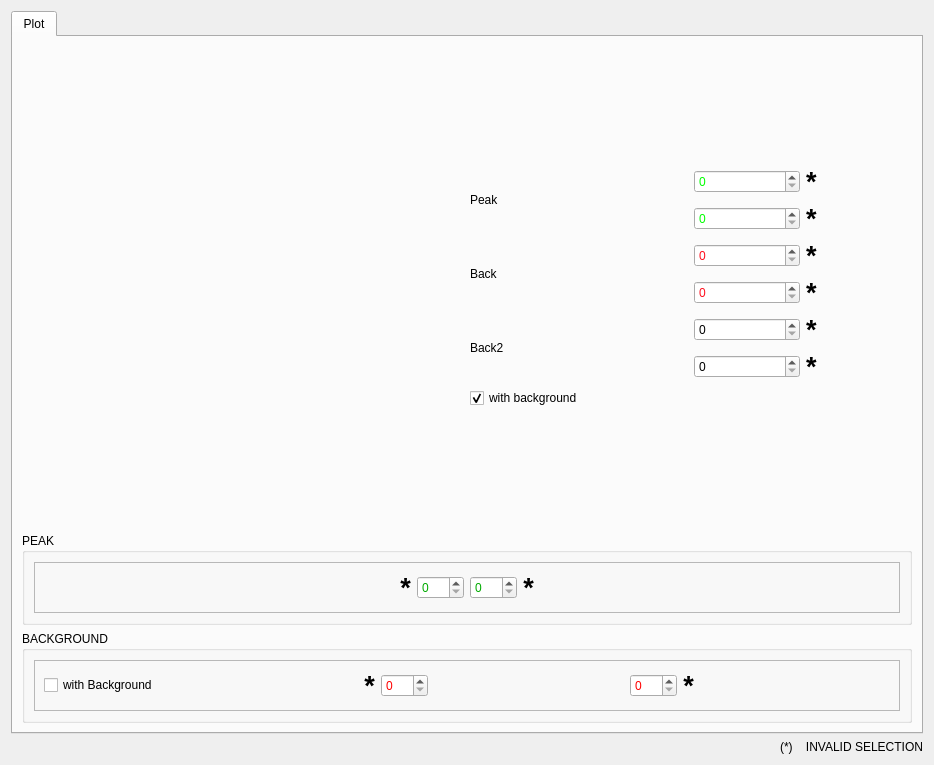
The window that RefRed/interfaces/plot_dialog_refl_interface.ui (neutrons/RefRed) describes before a commit, drawn with Qt 5.
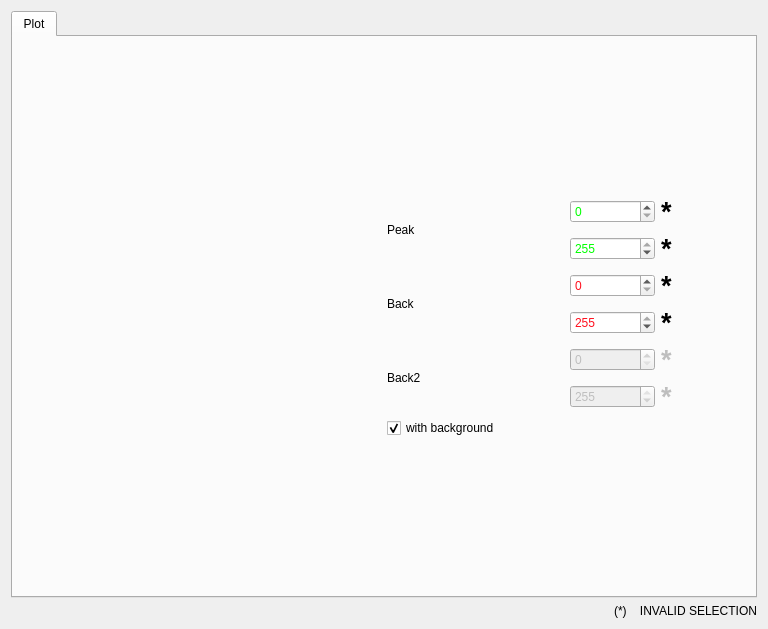
The same window after the commit. Custom widgets are drawn as their Qt base class.

Commit message:
Update variable names for plot boundary handling
This change updates the variable names used for managing plot boundaries, improving overall code readability. The names have been modified in both testing and main codebase for consistency. The revised naming clearly represents the functionality and makes the code easier to understand.

```diff
--- a/RefRed/interfaces/plot_dialog_refl_interface.ui
+++ b/RefRed/interfaces/plot_dialog_refl_interface.ui
@@ -6,8 +6,8 @@
    <rect>
     <x>0</x>
     <y>0</y>
-    <width>934</width>
-    <height>765</height>
+    <width>768</width>
+    <height>629</height>
    </rect>
   </property>
   <property name="windowTitle">
@@ -215,6 +215,9 @@
                    <property name="maximum">
                     <number>255</number>
                    </property>
+                   <property name="value">
+                    <number>255</number>
+                   </property>
                   </widget>
                  </item>
                  <item>
@@ -408,6 +411,9 @@
                    <property name="maximum">
                     <number>255</number>
                    </property>
+                   <property name="value">
+                    <number>255</number>
+                   </property>
                   </widget>
                  </item>
                  <item>
@@ -444,14 +450,20 @@
                <item>
                 <layout class="QHBoxLayout" name="horizontalLayout_14">
                  <item>
-                  <widget class="QSpinBox" name="spinBox_5">
+                  <widget class="QSpinBox" name="plotBack2FromSpinBox">
+                   <property name="enabled">
+                    <bool>false</bool>
+                   </property>
                    <property name="maximum">
                     <number>255</number>
                    </property>
                   </widget>
                  </item>
                  <item>
-                  <widget class="QLabel" name="label_8">
+                  <widget class="QLabel" name="plotBack2FromLabel">
+                   <property name="enabled">
+                    <bool>false</bool>
+                   </property>
                    <property name="font">
                     <font>
                      <pointsize>20</pointsize>
@@ -469,14 +481,23 @@
                <item>
                 <layout class="QHBoxLayout" name="horizontalLayout_15">
                  <item>
-                  <widget class="QSpinBox" name="spinBox_6">
+                  <widget class="QSpinBox" name="plotBack2ToSpinBox">
+                   <property name="enabled">
+                    <bool>false</bool>
+                   </property>
                    <property name="maximum">
                     <number>255</number>
                    </property>
+                   <property name="value">
+                    <number>255</number>
+                   </property>
                   </widget>
                  </item>
                  <item>
-                  <widget class="QLabel" name="label_9">
+                  <widget class="QLabel" name="plotBack2ToLabel">
+                   <property name="enabled">
+                    <bool>false</bool>
+                   </property>
                    <property name="font">
                     <font>
                      <pointsize>20</pointsize>
@@ -496,7 +517,7 @@
             </layout>
            </item>
            <item>
-            <widget class="QCheckBox" name="checkBox">
+            <widget class="QCheckBox" name="plot_back_flag">
              <property name="text">
               <string>with background</string>
              </property>
@@ -522,495 +543,6 @@
          </item>
         </layout>
        </item>
-       <item>
-        <widget class="QGroupBox" name="groupBox">
-         <property name="title">
-          <string>PEAK</string>
-         </property>
-         <layout class="QHBoxLayout" name="horizontalLayout_3">
-          <item>
-           <widget class="QFrame" name="frame_3">
-            <property name="frameShape">
-             <enum>QFrame::StyledPanel</enum>
-            </property>
-            <property name="frameShadow">
-             <enum>QFrame::Raised</enum>
-            </property>
-            <layout class="QHBoxLayout" name="horizontalLayout_9">
-             <item>
-              <layout class="QVBoxLayout" name="verticalLayout_2">
-               <item>
-                <layout class="QHBoxLayout" name="horizontalLayout_4">
-                 <item>
-                  <spacer name="horizontalSpacer_2">
-                   <property name="orientation">
-                    <enum>Qt::Horizontal</enum>
-                   </property>
-                   <property name="sizeHint" stdset="0">
-                    <size>
-                     <width>40</width>
-                     <height>20</height>
-                    </size>
-                   </property>
-                  </spacer>
-                 </item>
-                 <item>
-                  <widget class="QLabel" name="plot_peak1_label">
-                   <property name="font">
-                    <font>
-                     <pointsize>20</pointsize>
-                     <weight>75</weight>
-                     <bold>true</bold>
-                    </font>
-                   </property>
-                   <property name="accessibleDescription">
-                    <string/>
-                   </property>
-                   <property name="inputMethodHints">
-                    <set>Qt::ImhNone</set>
-                   </property>
-                   <property name="text">
-                    <string>*</string>
-                   </property>
-                   <property name="alignment">
-                    <set>Qt::AlignCenter</set>
-                   </property>
-                  </widget>
-                 </item>
-                 <item>
-                  <widget class="QSpinBox" name="plot_peak1">
-                   <property name="palette">
-                    <palette>
-                     <active>
-                      <colorrole role="Text">
-                       <brush brushstyle="SolidPattern">
-                        <color alpha="255">
-                         <red>0</red>
-                         <green>170</green>
-                         <blue>0</blue>
-                        </color>
-                       </brush>
-                      </colorrole>
-                      <colorrole role="PlaceholderText">
-                       <brush brushstyle="NoBrush">
-                        <color alpha="128">
-                         <red>0</red>
-                         <green>170</green>
-                         <blue>0</blue>
-                        </color>
-                       </brush>
-                      </colorrole>
-                     </active>
-                     <inactive>
-                      <colorrole role="Text">
-                       <brush brushstyle="SolidPattern">
-                        <color alpha="255">
-                         <red>0</red>
-                         <green>170</green>
-                         <blue>0</blue>
-                        </color>
-                       </brush>
-                      </colorrole>
-                      <colorrole role="PlaceholderText">
-                       <brush brushstyle="NoBrush">
-                        <color alpha="128">
-                         <red>0</red>
-                         <green>170</green>
-                         <blue>0</blue>
-                        </color>
-                       </brush>
-                      </colorrole>
-                     </inactive>
-                     <disabled>
-                      <colorrole role="Text">
-                       <brush brushstyle="SolidPattern">
-                        <color alpha="255">
-                         <red>118</red>
-                         <green>118</green>
-                         <blue>117</blue>
-                        </color>
-                       </brush>
-                      </colorrole>
-                      <colorrole role="PlaceholderText">
-                       <brush brushstyle="NoBrush">
-                        <color alpha="128">
-                         <red>0</red>
-                         <green>170</green>
-                         <blue>0</blue>
-                        </color>
-                       </brush>
-                      </colorrole>
-                     </disabled>
-                    </palette>
-                   </property>
-                   <property name="maximum">
-                    <number>303</number>
-                   </property>
-                  </widget>
-                 </item>
-                 <item>
-                  <widget class="QSpinBox" name="plot_peak2">
-                   <property name="palette">
-                    <palette>
-                     <active>
-                      <colorrole role="Text">
-                       <brush brushstyle="SolidPattern">
-                        <color alpha="255">
-                         <red>0</red>
-                         <green>170</green>
-                         <blue>0</blue>
-                        </color>
-                       </brush>
-                      </colorrole>
-                      <colorrole role="PlaceholderText">
-                       <brush brushstyle="NoBrush">
-                        <color alpha="128">
-                         <red>0</red>
-                         <green>170</green>
-                         <blue>0</blue>
-                        </color>
-                       </brush>
-                      </colorrole>
-                     </active>
-                     <inactive>
-                      <colorrole role="Text">
-                       <brush brushstyle="SolidPattern">
-                        <color alpha="255">
-                         <red>0</red>
-                         <green>170</green>
-                         <blue>0</blue>
-                        </color>
-                       </brush>
-                      </colorrole>
-                      <colorrole role="PlaceholderText">
-                       <brush brushstyle="NoBrush">
-                        <color alpha="128">
-                         <red>0</red>
-                         <green>170</green>
-                         <blue>0</blue>
-                        </color>
-                       </brush>
-                      </colorrole>
-                     </inactive>
-                     <disabled>
-                      <colorrole role="Text">
-                       <brush brushstyle="SolidPattern">
-                        <color alpha="255">
-                         <red>118</red>
-                         <green>118</green>
-                         <blue>117</blue>
-                        </color>
-                       </brush>
-                      </colorrole>
-                      <colorrole role="PlaceholderText">
-                       <brush brushstyle="NoBrush">
-                        <color alpha="128">
-                         <red>0</red>
-                         <green>170</green>
-                         <blue>0</blue>
-                        </color>
-                       </brush>
-                      </colorrole>
-                     </disabled>
-                    </palette>
-                   </property>
-                   <property name="maximum">
-                    <number>303</number>
-                   </property>
-                  </widget>
-                 </item>
-                 <item>
-                  <widget class="QLabel" name="plot_peak2_label">
-                   <property name="font">
-                    <font>
-                     <pointsize>20</pointsize>
-                     <weight>75</weight>
-                     <bold>true</bold>
-                    </font>
-                   </property>
-                   <property name="accessibleDescription">
-                    <string/>
-                   </property>
-                   <property name="text">
-                    <string>*</string>
-                   </property>
-                   <property name="alignment">
-                    <set>Qt::AlignCenter</set>
-                   </property>
-                  </widget>
-                 </item>
-                 <item>
-                  <spacer name="horizontalSpacer">
-                   <property name="orientation">
-                    <enum>Qt::Horizontal</enum>
-                   </property>
-                   <property name="sizeHint" stdset="0">
-                    <size>
-                     <width>40</width>
-                     <height>20</height>
-                    </size>
-                   </property>
-                  </spacer>
-                 </item>
-                </layout>
-               </item>
-              </layout>
-             </item>
-            </layout>
-           </widget>
-          </item>
-         </layout>
-        </widget>
-       </item>
-       <item>
-        <widget class="QGroupBox" name="groupBox_2">
-         <property name="title">
-          <string>BACKGROUND</string>
-         </property>
-         <layout class="QHBoxLayout" name="horizontalLayout_6">
-          <item>
-           <widget class="QFrame" name="frame_4">
-            <property name="frameShape">
-             <enum>QFrame::StyledPanel</enum>
-            </property>
-            <property name="frameShadow">
-             <enum>QFrame::Raised</enum>
-            </property>
-            <layout class="QHBoxLayout" name="horizontalLayout_5">
-             <item>
-              <widget class="QCheckBox" name="plot_back_flag">
-               <property name="text">
-                <string>with Background</string>
-               </property>
-              </widget>
-             </item>
-             <item>
-              <spacer name="horizontalSpacer_3">
-               <property name="orientation">
-                <enum>Qt::Horizontal</enum>
-               </property>
-               <property name="sizeHint" stdset="0">
-                <size>
-                 <width>200</width>
-                 <height>20</height>
-                </size>
-               </property>
-              </spacer>
-             </item>
-             <item>
-              <widget class="QLabel" name="plot_back1_label">
-               <property name="font">
-                <font>
-                 <pointsize>20</pointsize>
-                 <weight>75</weight>
-                 <bold>true</bold>
-                </font>
-               </property>
-               <property name="accessibleDescription">
-                <string/>
-               </property>
-               <property name="text">
-                <string>*</string>
-               </property>
-               <property name="alignment">
-                <set>Qt::AlignCenter</set>
-               </property>
-              </widget>
-             </item>
-             <item>
-              <widget class="QSpinBox" name="plot_back1">
-               <property name="palette">
-                <palette>
-                 <active>
-                  <colorrole role="Text">
-                   <brush brushstyle="SolidPattern">
-                    <color alpha="255">
-                     <red>255</red>
-                     <green>0</green>
-                     <blue>0</blue>
-                    </color>
-                   </brush>
-                  </colorrole>
-                  <colorrole role="PlaceholderText">
-                   <brush brushstyle="NoBrush">
-                    <color alpha="128">
-                     <red>255</red>
-                     <green>0</green>
-                     <blue>0</blue>
-                    </color>
-                   </brush>
-                  </colorrole>
-                 </active>
-                 <inactive>
-                  <colorrole role="Text">
-                   <brush brushstyle="SolidPattern">
-                    <color alpha="255">
-                     <red>255</red>
-                     <green>0</green>
-                     <blue>0</blue>
-                    </color>
-                   </brush>
-                  </colorrole>
-                  <colorrole role="PlaceholderText">
-                   <brush brushstyle="NoBrush">
-                    <color alpha="128">
-                     <red>255</red>
-                     <green>0</green>
-                     <blue>0</blue>
-                    </color>
-                   </brush>
-                  </colorrole>
-                 </inactive>
-                 <disabled>
-                  <colorrole role="Text">
-                   <brush brushstyle="SolidPattern">
-                    <color alpha="255">
-                     <red>118</red>
-                     <green>118</green>
-                     <blue>117</blue>
-                    </color>
-                   </brush>
-                  </colorrole>
-                  <colorrole role="PlaceholderText">
-                   <brush brushstyle="NoBrush">
-                    <color alpha="128">
-                     <red>255</red>
-                     <green>0</green>
-                     <blue>0</blue>
-                    </color>
-                   </brush>
-                  </colorrole>
-                 </disabled>
-                </palette>
-               </property>
-               <property name="maximum">
-                <number>303</number>
-               </property>
-              </widget>
-             </item>
-             <item>
-              <spacer name="horizontalSpacer_4">
-               <property name="orientation">
-                <enum>Qt::Horizontal</enum>
-               </property>
-               <property name="sizeHint" stdset="0">
-                <size>
-                 <width>40</width>
-                 <height>20</height>
-                </size>
-               </property>
-              </spacer>
-             </item>
-             <item>
-              <widget class="QSpinBox" name="plot_back2">
-               <property name="palette">
-                <palette>
-                 <active>
-                  <colorrole role="Text">
-                   <brush brushstyle="SolidPattern">
-                    <color alpha="255">
-                     <red>255</red>
-                     <green>0</green>
-                     <blue>0</blue>
-                    </color>
-                   </brush>
-                  </colorrole>
-                  <colorrole role="PlaceholderText">
-                   <brush brushstyle="NoBrush">
-                    <color alpha="128">
-                     <red>255</red>
-                     <green>0</green>
-                     <blue>0</blue>
-                    </color>
-                   </brush>
-                  </colorrole>
-                 </active>
-                 <inactive>
-                  <colorrole role="Text">
-                   <brush brushstyle="SolidPattern">
-                    <color alpha="255">
-                     <red>255</red>
-                     <green>0</green>
-                     <blue>0</blue>
-                    </color>
-                   </brush>
-                  </colorrole>
-                  <colorrole role="PlaceholderText">
-                   <brush brushstyle="NoBrush">
-                    <color alpha="128">
-                     <red>255</red>
-                     <green>0</green>
-                     <blue>0</blue>
-                    </color>
-                   </brush>
-                  </colorrole>
-                 </inactive>
-                 <disabled>
-                  <colorrole role="Text">
-                   <brush brushstyle="SolidPattern">
-                    <color alpha="255">
-                     <red>118</red>
-                     <green>118</green>
-                     <blue>117</blue>
-                    </color>
-                   </brush>
-                  </colorrole>
-                  <colorrole role="PlaceholderText">
-                   <brush brushstyle="NoBrush">
-                    <color alpha="128">
-                     <red>255</red>
-                     <green>0</green>
-                     <blue>0</blue>
-                    </color>
-                   </brush>
-                  </colorrole>
-                 </disabled>
-                </palette>
-               </property>
-               <property name="maximum">
-                <number>303</number>
-               </property>
-              </widget>
-             </item>
-             <item>
-              <widget class="QLabel" name="plot_back2_label">
-               <property name="font">
-                <font>
-                 <pointsize>20</pointsize>
-                 <weight>75</weight>
-                 <bold>true</bold>
-                </font>
-               </property>
-               <property name="accessibleDescription">
-                <string/>
-               </property>
-               <property name="text">
-                <string>*</string>
-               </property>
-               <property name="alignment">
-                <set>Qt::AlignCenter</set>
-               </property>
-              </widget>
-             </item>
-             <item>
-              <spacer name="horizontalSpacer_5">
-               <property name="orientation">
-                <enum>Qt::Horizontal</enum>
-               </property>
-               <property name="sizeHint" stdset="0">
-                <size>
-                 <width>40</width>
-                 <height>20</height>
-                </size>
-               </property>
-              </spacer>
-             </item>
-            </layout>
-           </widget>
-          </item>
-         </layout>
-        </widget>
-       </item>
       </layout>
      </widget>
     </widget>
```
Left out of the diff: 44 changed lines with no effect on the pictures. The commit also changes 2 other files.
